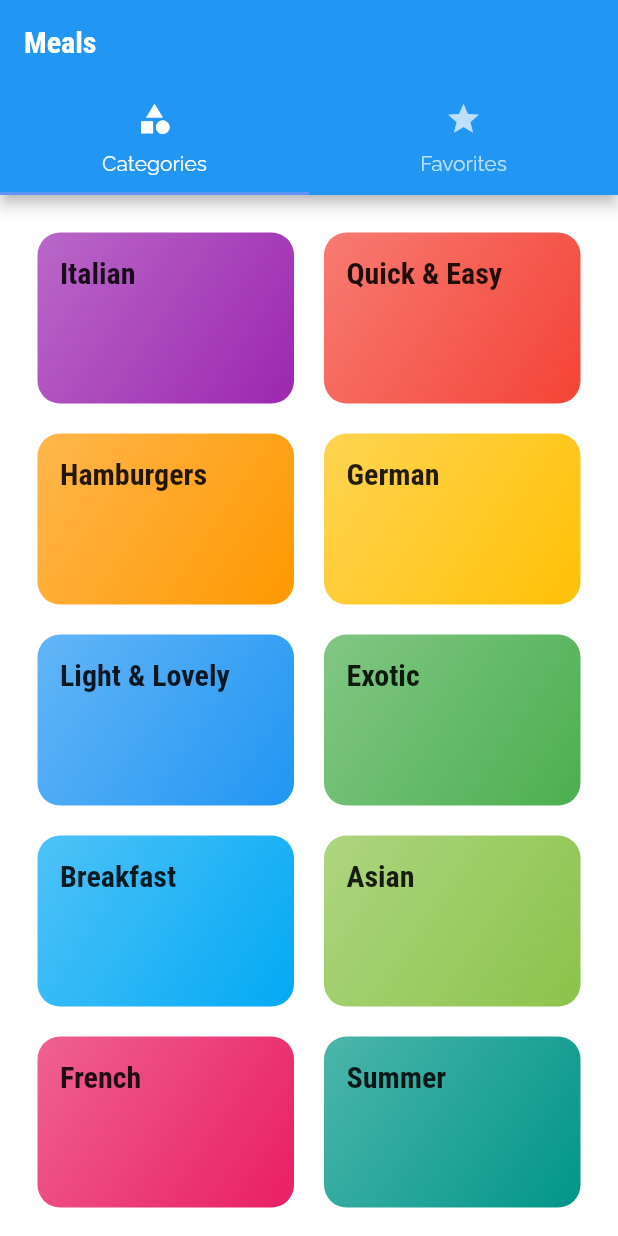
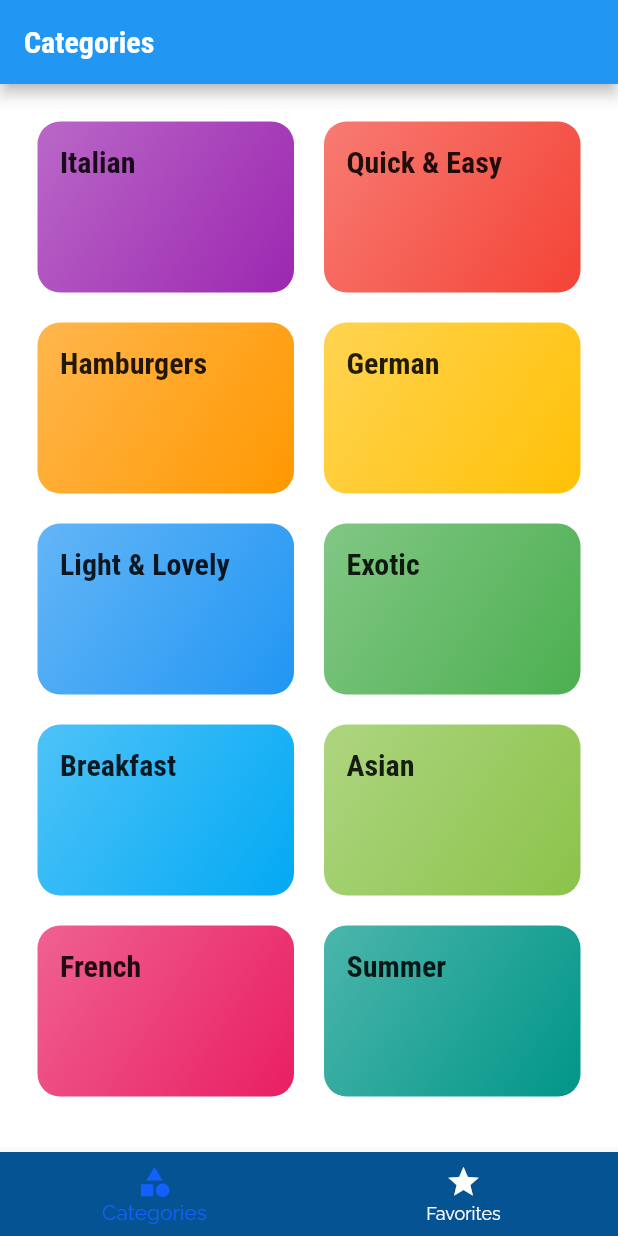
Before and after one commit to JayBee007/2021Q4, a Flutter app: the screen it shows after launch, on a phone screen of 412 x 824 dp. Run offline on Flutter 3.47's test engine with Material 2 defaults, Android fonts, the phone set to English and light mode, and no system bars.

Commit message:
feat (flutter-meal-app): add bottom tabs

```diff
--- a/flutter_meal_app/lib/screens/tabs_screen.dart
+++ b/flutter_meal_app/lib/screens/tabs_screen.dart
@@ -1,5 +1,6 @@
 import 'package:flutter/material.dart';
 
+import '../config/palette.dart';
 import './categories_screen.dart';
 import './favorites_screen.dart';
 class TabScreen extends StatefulWidget {
@@ -10,22 +11,33 @@ class TabScreen extends StatefulWidget {
 }
 
 class TabScreenState extends State<TabScreen> {
+
+   final _tabTitle = [ 'Categories','Favorites' ];
+   final _tabs = [ const CategoriesScreen(), const FavoriteScreen()];
+
+  int _selectedTabIndex = 0;
+
+  void _selectTab(int index) {
+    setState(() {
+      _selectedTabIndex = index;
+    });
+  }
+
   @override
   Widget build(BuildContext context) {
-    return DefaultTabController(
-        length: 2,
-        child: Scaffold(
-          appBar: AppBar(
-            title: const Text('Meals'),
-            bottom: const TabBar(tabs: [
-              Tab(icon: Icon(Icons.category), text: 'Categories'),
-              Tab(icon: Icon(Icons.star), text: 'Favorites')
-            ]),
-          ),
-          body: const TabBarView(children: [
-             CategoriesScreen(),
-             FavoriteScreen()
-          ]),
-        ));
+    return Scaffold(
+      appBar: AppBar(title:  Text(_tabTitle[_selectedTabIndex])),
+      body: _tabs[_selectedTabIndex],
+      bottomNavigationBar: BottomNavigationBar(
+        onTap: _selectTab,
+        unselectedItemColor: Colors.white,
+        selectedItemColor: Palette.paletteAccent.shade700,
+        currentIndex: _selectedTabIndex,
+        backgroundColor: Theme.of(context).primaryColor
+      ,items: const [
+        BottomNavigationBarItem(icon: Icon(Icons.category), label: 'Categories'),
+        BottomNavigationBarItem(icon: Icon(Icons.star), label: 'Favorites')
+      ],)
+    );
   }
 }
```
